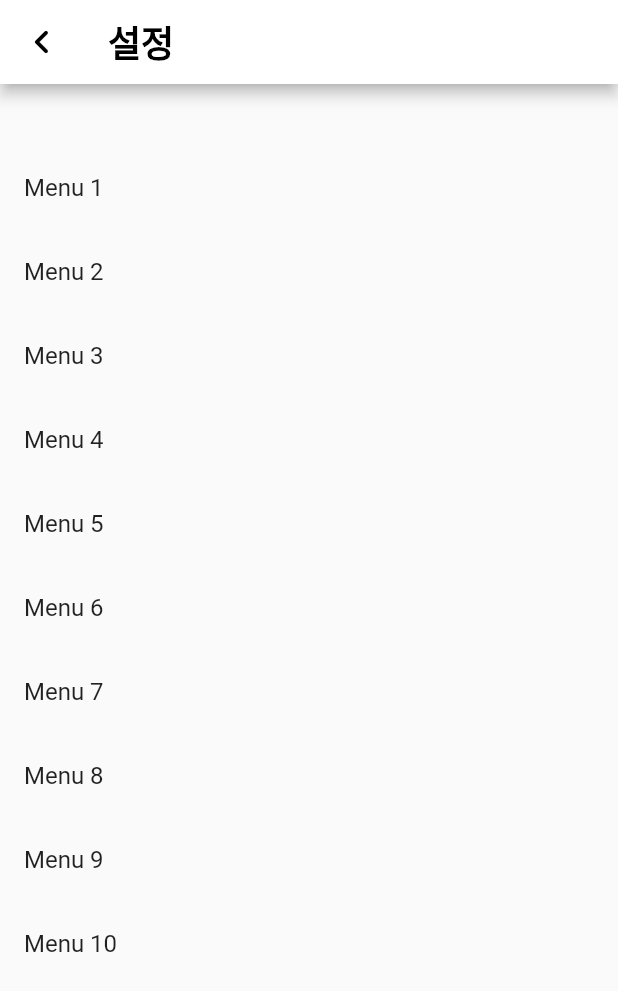
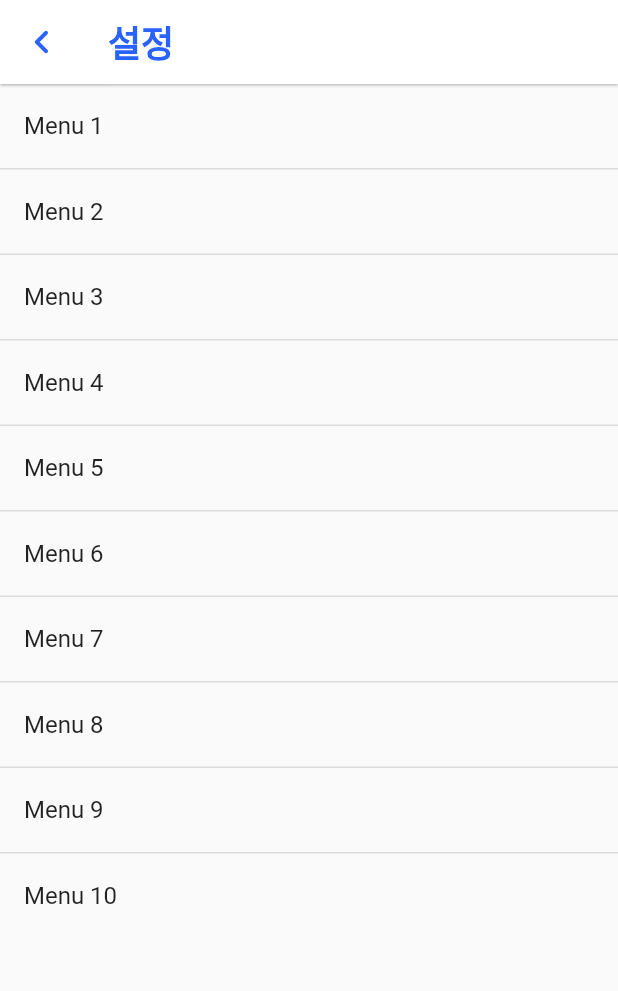
Before and after one commit to outters/gongpot_client, a Flutter app: the Setting screen opened by its route, on a phone screen of 412 x 824 dp. Shown: the top 991 px of the screen. Run offline on Flutter 3.47's test engine with Material 2 defaults, Android fonts, the phone set to English and light mode, and no system bars; our stand-ins replace go_router, logger.

Commit message:
rfc: refactor codes

```diff
--- a/lib/views/settings/setting.dart
+++ b/lib/views/settings/setting.dart
@@ -8,20 +8,21 @@ class Setting extends StatelessWidget {
   Widget build(BuildContext context) {
     return Scaffold(
       appBar: AppBar(
+        elevation: 0.7,
         leading: IconButton(
           onPressed: () => context.pop(),
           constraints: const BoxConstraints(),
           iconSize: 32.0,
           icon: Icon(
             Icons.chevron_left_rounded,
-            color: Theme.of(context).colorScheme.onBackground,
+            color: Theme.of(context).colorScheme.primary,
           ),
         ),
         title: Text(
           '설정',
           style: TextStyle(
             fontSize: 24.0,
-            color: Theme.of(context).colorScheme.onBackground,
+            color: Theme.of(context).colorScheme.primary,
             fontWeight: FontWeight.bold,
           ),
         ),
@@ -29,11 +30,13 @@ class Setting extends StatelessWidget {
       ),
       body: Column(
         children: [
-          SizedBox(height: MediaQuery.of(context).size.height * 0.05),
           Expanded(
-            child: ListView.builder(
+            child: ListView.separated(
               itemCount: 10,
-              itemBuilder: (context, index) => ListTile(title: Text('Menu ${index + 1}')),
+              itemBuilder: (context, index) => ListTile(
+                title: Text('Menu ${index + 1}'),
+              ),
+              separatorBuilder: (context, index) => const Divider(thickness: 1.0, height: 1.0),
             ),
           ),
         ],
```
